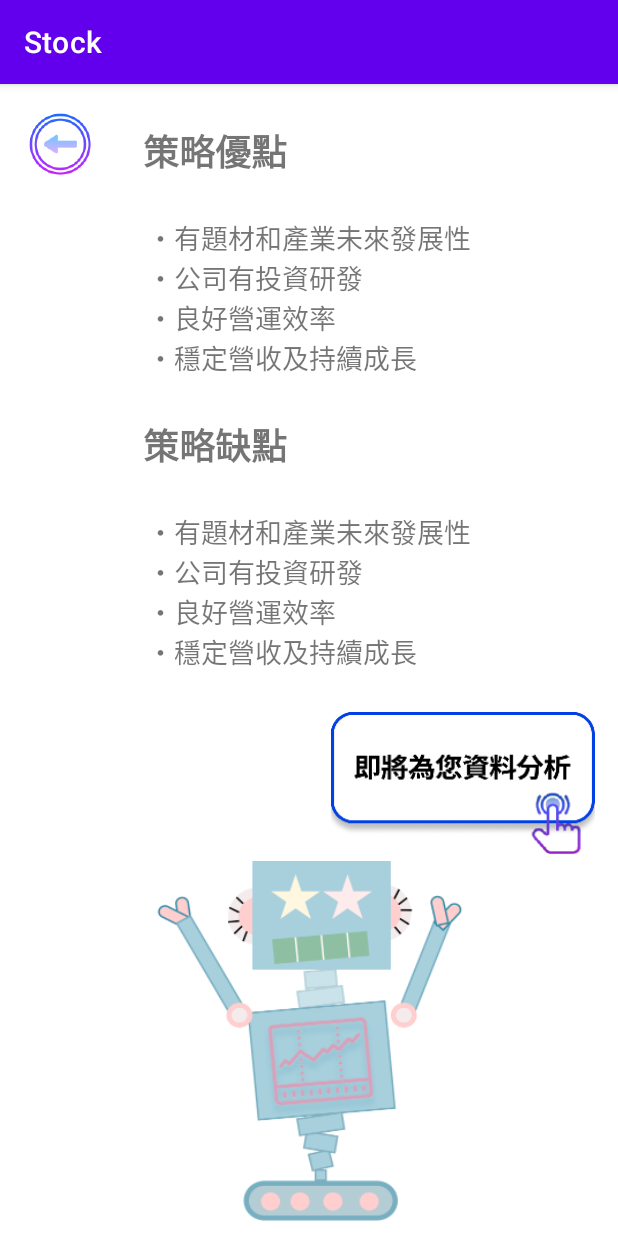
After one commit to Quuanna/stock-market-elves, an Android app: the StrategySuperbLackActivity screen opened directly, with no data from a screen before it, on a phone screen of 412 x 824 dp. The commit adds this screen. Run offline under Robolectric (Android 15) with nearby library versions, the phone set to English and light mode, and no system bars; 2 statements that could not run were skipped.

Commit message:
[新增] 策略頁、優缺點頁面

```diff
--- /dev/null
+++ b/app/src/main/java/com/mitake/finacialidea/StrategySuperbLackActivity.kt
@@ -0,0 +1,78 @@
+package com.mitake.finacialidea
+
+import android.content.Context
+import android.content.Intent
+import android.os.Bundle
+import android.view.View
+import androidx.appcompat.app.AppCompatActivity
+import com.mitake.finacialidea.data.constant.UserSelectType
+import com.mitake.finacialidea.databinding.ActivityStrategySuperbLackBinding
+
+/**
+ *  策略優缺點
+ */
+class StrategySuperbLackActivity : AppCompatActivity(), View.OnClickListener{
+
+    companion object {
+        private const val STYLE_TYPE = "STYLE_TYPE"
+        fun getActivityIntent(context: Context, type: UserSelectType): Intent {
+            return Intent(context, StrategySuperbLackActivity::class.java)
+                .putExtra(STYLE_TYPE, type)
+        }
+    }
+
+    private lateinit var mBinding: ActivityStrategySuperbLackBinding
+    private val mStyleType: UserSelectType by lazy { initStyleType() }
+
+    override fun onCreate(savedInstanceState: Bundle?) {
+        super.onCreate(savedInstanceState)
+        mBinding = ActivityStrategySuperbLackBinding.inflate(layoutInflater)
+        setContentView(mBinding.root)
+
+        initView()
+        initData()
+    }
+
+    private fun initView() {
+        mBinding.backLastPage.setOnClickListener(this)
+        mBinding.btnNextPage.setOnClickListener(this)
+    }
+
+    private fun initData() {
+        when (mStyleType) {
+            UserSelectType.SHORT_TERM -> {
+                mBinding.tvSuperbContent.text = getString(R.string.strategy_content_short_term_superb)
+                mBinding.tvLackContent.text = getString(R.string.strategy_content_short_term_lack)
+            }
+            UserSelectType.VALUE_TYPE -> {
+                mBinding.tvSuperbContent.text = getString(R.string.strategy_content_value_term_superb)
+                mBinding.tvLackContent.text = getString(R.string.strategy_content_value_term_lack)
+            }
+            UserSelectType.GROWTH_TYPE -> {
+                mBinding.tvSuperbContent.text = getString(R.string.strategy_content_growth_term_superb)
+                mBinding.tvLackContent.text = getString(R.string.strategy_content_growth_term_lack)
+            }
+            UserSelectType.STABLE_INVESTMENT -> {
+                mBinding.tvSuperbContent.text = getString(R.string.strategy_content_sound_investment_superb)
+                mBinding.tvLackContent.text = getString(R.string.strategy_content_sound_investment_lack)
+            }
+        }
+    }
+
+    private fun initStyleType(): UserSelectType {
+        return intent.getSerializableExtra(STYLE_TYPE) as UserSelectType
+    }
+
+    override fun onClick(v: View?) {
+        when(v?.id) {
+            R.id.backLastPage -> {
+                startActivity(StrategyActivity.getActivityIntent(this, mStyleType))
+                finish()
+            }
+            R.id.btnNextPage -> {
+                startActivity(InformationActivity.getActivityIntent(this, mStyleType))
+                finish()
+            }
+        }
+    }
+}
--- a/app/src/main/java/com/mitake/finacialidea/data/CardItem.kt
+++ b/app/src/main/java/com/mitake/finacialidea/data/constant/CardItem.kt
@@ -1,8 +1,9 @@
-package com.mitake.finacialidea.data
+package com.mitake.finacialidea.data.constant
 
 class CardItem(
     val title: Int,
     val profit: Int,
     val target: Int,
     val have_skills: Int,
-    val selectType: ObjectType)
+    val selectType: UserSelectType
+)
--- a/app/src/main/java/com/mitake/finacialidea/data/ObjectType.kt
+++ b/app/src/main/java/com/mitake/finacialidea/data/constant/UserSelectType.kt
@@ -1,8 +1,8 @@
-package com.mitake.finacialidea.data
+package com.mitake.finacialidea.data.constant
 
 
 
-enum class ObjectType {
+enum class UserSelectType {
     SHORT_TERM, // 短線投資
     VALUE_TYPE, // 價值型投資
     GROWTH_TYPE,  // 成長型投資
--- a/app/src/main/java/com/mitake/finacialidea/viewpagercards/CardAdapter.kt
+++ b/app/src/main/java/com/mitake/finacialidea/viewpagercards/CardAdapter.kt
@@ -1,4 +1,4 @@
-package com.mitake.finacialidea.viewpagercards
+package com.mitake.finacialidea.viewPagercards
 
 import androidx.cardview.widget.CardView
 
--- a/app/src/main/java/com/mitake/finacialidea/viewpagercards/ShadowTransformer.java
+++ b/app/src/main/java/com/mitake/finacialidea/viewpagercards/ShadowTransformer.java
@@ -1,4 +1,4 @@
-package com.mitake.finacialidea.viewpagercards;
+package com.mitake.finacialidea.viewPagercards;
 
 
 import android.view.View;
--- /dev/null
+++ b/app/src/main/res/layout/activity_strategy_superb_lack.xml
@@ -0,0 +1,86 @@
+<?xml version="1.0" encoding="utf-8"?>
+<androidx.constraintlayout.widget.ConstraintLayout xmlns:android="http://schemas.android.com/apk/res/android"
+    xmlns:app="http://schemas.android.com/apk/res-auto"
+    xmlns:tools="http://schemas.android.com/tools"
+    android:layout_width="match_parent"
+    android:layout_height="match_parent">
+
+    <androidx.appcompat.widget.AppCompatButton
+        android:id="@+id/backLastPage"
+        android:layout_width="50dp"
+        android:layout_height="50dp"
+        android:background="@drawable/back_arrow"
+        android:layout_margin="15dp"
+        app:layout_constraintTop_toTopOf="parent"
+        app:layout_constraintStart_toStartOf="parent"/>
+
+    <androidx.appcompat.widget.AppCompatTextView
+        android:id="@+id/tvSuperbTitle"
+        android:layout_width="wrap_content"
+        android:layout_height="wrap_content"
+        android:text="@string/strategy_title_superb"
+        android:textStyle="bold"
+        android:textSize="24dp"
+        android:layout_marginStart="95dp"
+        app:layout_constraintStart_toStartOf="parent"
+        app:layout_constraintTop_toTopOf="parent"
+        app:layout_constraintBottom_toTopOf="@id/tvSuperbContent"/>
+
+    <androidx.appcompat.widget.AppCompatTextView
+        android:id="@+id/tvSuperbContent"
+        android:layout_width="wrap_content"
+        android:layout_height="wrap_content"
+        android:text="@string/strategy_content_growth_term"
+        android:textSize="18dp"
+        app:layout_constraintStart_toStartOf="parent"
+        app:layout_constraintEnd_toEndOf="parent"
+        app:layout_constraintTop_toBottomOf="@id/tvSuperbTitle"
+        app:layout_constraintBottom_toTopOf="@id/tvLackTitle"/>
+
+
+    <androidx.appcompat.widget.AppCompatTextView
+        android:id="@+id/tvLackTitle"
+        android:layout_width="wrap_content"
+        android:layout_height="wrap_content"
+        android:text="@string/strategy_title_lack"
+        android:textStyle="bold"
+        android:textSize="24dp"
+        android:layout_marginStart="95dp"
+        app:layout_constraintStart_toStartOf="parent"
+        app:layout_constraintTop_toBottomOf="@id/tvSuperbContent"
+        app:layout_constraintBottom_toTopOf="@id/tvLackContent"/>
+
+    <androidx.appcompat.widget.AppCompatTextView
+        android:id="@+id/tvLackContent"
+        android:layout_width="wrap_content"
+        android:layout_height="wrap_content"
+        android:text="@string/strategy_content_growth_term"
+        android:textSize="18dp"
+        app:layout_constraintStart_toStartOf="parent"
+        app:layout_constraintEnd_toEndOf="parent"
+        app:layout_constraintTop_toBottomOf="@id/tvLackTitle"
+        app:layout_constraintBottom_toTopOf="@+id/btnNextPage"/>
+
+
+    <androidx.appcompat.widget.AppCompatButton
+        android:id="@+id/btnNextPage"
+        android:layout_width="176dp"
+        android:layout_height="99dp"
+        android:background="@drawable/ic_btn_goto_main"
+        android:layout_marginEnd="15dp"
+        app:layout_constraintEnd_toEndOf="parent"
+        app:layout_constraintBottom_toTopOf="@+id/hiView"/>
+
+    <View
+        android:id="@+id/hiView"
+        android:layout_width="210dp"
+        android:layout_height="240dp"
+        android:background="@drawable/ic_robot_illustrate"
+        android:layout_marginBottom="10dp"
+        app:layout_constraintBottom_toBottomOf="parent"
+        app:layout_constraintStart_toStartOf="parent"
+        app:layout_constraintEnd_toEndOf="parent"/>
+
+
+
+</androidx.constraintlayout.widget.ConstraintLayout>
```
Also changed, not shown: app/src/main/AndroidManifest.xml (+10 -1 lines), app/src/main/java/com/mitake/finacialidea/MainActivity.kt (+21 -11 lines), app/src/main/java/com/mitake/finacialidea/StrategyActivity.kt (added, +75 -0 lines), app/src/main/java/com/mitake/finacialidea/adapter/CardPagerAdapter.java (+4 -5 lines), app/src/main/res/layout/activity_strategy.xml (added, +61 -0 lines).
